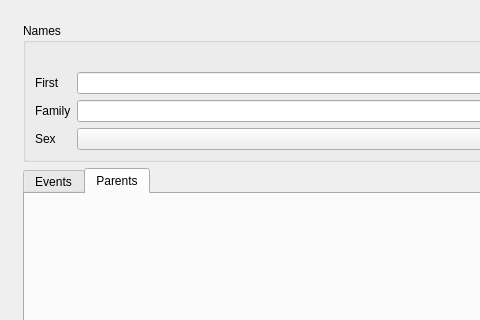
The window that src/ui/editperson.ui (ekaparulin/stammbaum) describes before a commit, drawn with Qt 5; both pictures show x 0 to 480 and y 0 to 320 of the 583 by 438 pixel window.
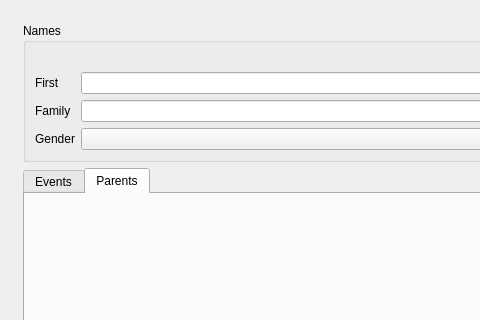
The same window after the commit.

```diff
--- a/src/ui/editperson.ui
+++ b/src/ui/editperson.ui
@@ -98,7 +98,7 @@
         <item row="3" column="0">
          <widget class="QLabel" name="label">
           <property name="text">
-           <string>Sex</string>
+           <string>Gender</string>
           </property>
          </widget>
         </item>
```
Left out of the diff: 2 changed lines with no effect on the pictures.
